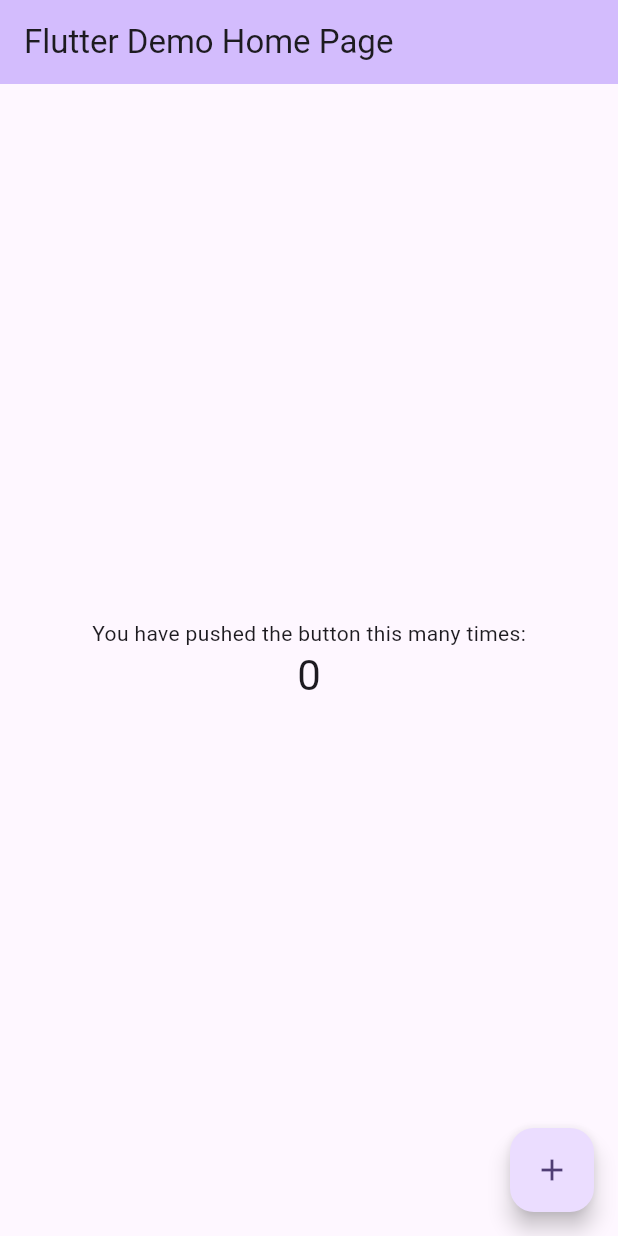
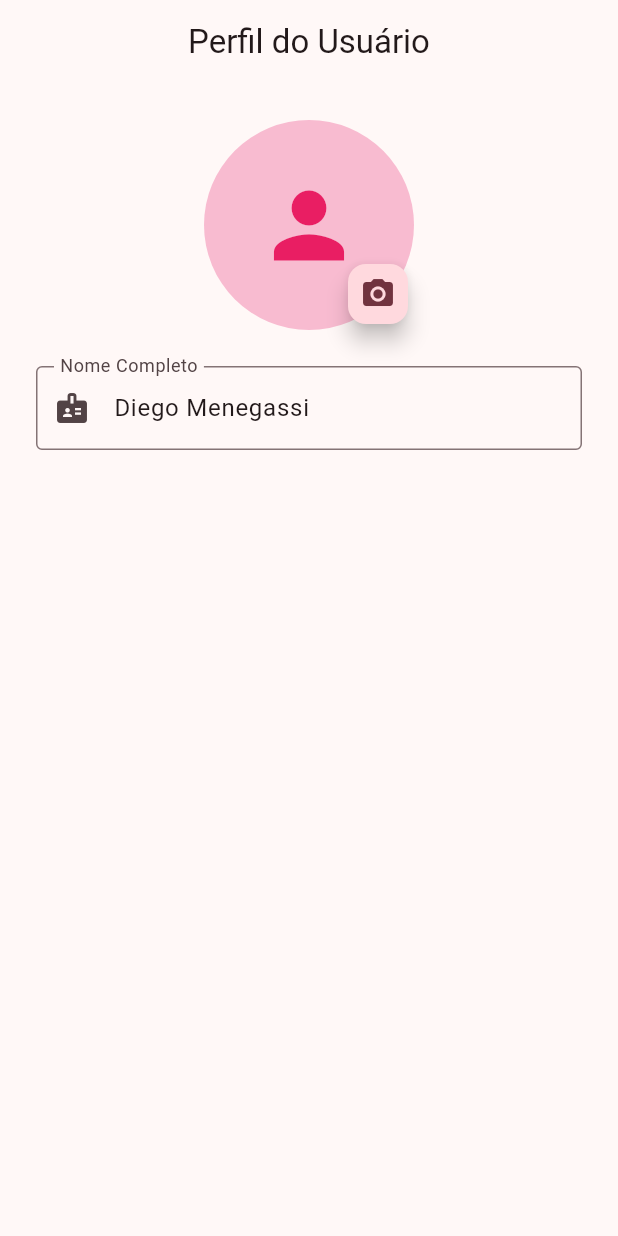
Before and after one commit to Vinicius-Santos234/exercicio_aula15_camera_galeria, a Flutter app: the screen it shows after launch, on a phone screen of 412 x 824 dp. Run offline on Flutter 3.47's test engine with Material 3 defaults, Android fonts, the phone set to English and light mode, and no system bars; our stand-ins replace image_picker.

Commit message:
feat: implementa captura de foto de perfil com image_picker

```diff
--- a/lib/main.dart
+++ b/lib/main.dart
@@ -1,122 +1,21 @@
 import 'package:flutter/material.dart';
 
-void main() {
-  runApp(const MyApp());
-}
+import 'screens/perfil_screen.dart';
 
-class MyApp extends StatelessWidget {
-  const MyApp({super.key});
+void main() => runApp(const MeuApp());
 
-  // This widget is the root of your application.
+class MeuApp extends StatelessWidget {
+  const MeuApp({super.key});
+
   @override
   Widget build(BuildContext context) {
     return MaterialApp(
-      title: 'Flutter Demo',
-      theme: ThemeData(
-        // This is the theme of your application.
-        //
-        // TRY THIS: Try running your application with "flutter run". You'll see
-        // the application has a purple toolbar. Then, without quitting the app,
-        // try changing the seedColor in the colorScheme below to Colors.green
-        // and then invoke "hot reload" (save your changes or press the "hot
-        // reload" button in a Flutter-supported IDE, or press "r" if you used
-        // the command line to start the app).
-        //
-        // Notice that the counter didn't reset back to zero; the application
-        // state is not lost during the reload. To reset the state, use hot
-        // restart instead.
-        //
-        // This works for code too, not just values: Most code changes can be
-        // tested with just a hot reload.
-        colorScheme: .fromSeed(seedColor: Colors.deepPurple),
-      ),
-      home: const MyHomePage(title: 'Flutter Demo Home Page'),
+      debugShowCheckedModeBanner: false,
+      title: 'Aula 15 - Câmera e Mídia',
+      // O roteiro usa Colors.rose, que não existe no Flutter (erro de
+      // compilação). Colors.pink é o tom rosa equivalente.
+      theme: ThemeData(useMaterial3: true, colorSchemeSeed: Colors.pink),
+      home: const PerfilScreen(),
     );
   }
 }
-
-class MyHomePage extends StatefulWidget {
-  const MyHomePage({super.key, required this.title});
-
-  // This widget is the home page of your application. It is stateful, meaning
-  // that it has a State object (defined below) that contains fields that affect
-  // how it looks.
-
-  // This class is the configuration for the state. It holds the values (in this
-  // case the title) provided by the parent (in this case the App widget) and
-  // used by the build method of the State. Fields in a Widget subclass are
-  // always marked "final".
-
-  final String title;
-
-  @override
-  State<MyHomePage> createState() => _MyHomePageState();
-}
-
-class _MyHomePageState extends State<MyHomePage> {
-  int _counter = 0;
-
-  void _incrementCounter() {
-    setState(() {
-      // This call to setState tells the Flutter framework that something has
-      // changed in this State, which causes it to rerun the build method below
-      // so that the display can reflect the updated values. If we changed
-      // _counter without calling setState(), then the build method would not be
-      // called again, and so nothing would appear to happen.
-      _counter++;
-    });
-  }
-
-  @override
-  Widget build(BuildContext context) {
-    // This method is rerun every time setState is called, for instance as done
-    // by the _incrementCounter method above.
-    //
-    // The Flutter framework has been optimized to make rerunning build methods
-    // fast, so that you can just rebuild anything that needs updating rather
-    // than having to individually change instances of widgets.
-    return Scaffold(
-      appBar: AppBar(
-        // TRY THIS: Try changing the color here to a specific color (to
-        // Colors.amber, perhaps?) and trigger a hot reload to see the AppBar
-        // change color while the other colors stay the same.
-        backgroundColor: Theme.of(context).colorScheme.inversePrimary,
-        // Here we take the value from the MyHomePage object that was created by
-        // the App.build method, and use it to set our appbar title.
-        title: Text(widget.title),
-      ),
-      body: Center(
-        // Center is a layout widget. It takes a single child and positions it
-        // in the middle of the parent.
-        child: Column(
-          // Column is also a layout widget. It takes a list of children and
-          // arranges them vertically. By default, it sizes itself to fit its
-          // children horizontally, and tries to be as tall as its parent.
-          //
-          // Column has various properties to control how it sizes itself and
-          // how it positions its children. Here we use mainAxisAlignment to
-          // center the children vertically; the main axis here is the vertical
-          // axis because Columns are vertical (the cross axis would be
-          // horizontal).
-          //
-          // TRY THIS: Invoke "debug painting" (choose the "Toggle Debug Paint"
-          // action in the IDE, or press "p" in the console), to see the
-          // wireframe for each widget.
-          mainAxisAlignment: .center,
-          children: [
-            const Text('You have pushed the button this many times:'),
-            Text(
-              '$_counter',
-              style: Theme.of(context).textTheme.headlineMedium,
-            ),
-          ],
-        ),
-      ),
-      floatingActionButton: FloatingActionButton(
-        onPressed: _incrementCounter,
-        tooltip: 'Increment',
-        child: const Icon(Icons.add),
-      ),
-    );
-  }
-}
--- /dev/null
+++ b/lib/screens/perfil_screen.dart
@@ -0,0 +1,104 @@
+import 'dart:io';
+
+import 'package:flutter/material.dart';
+
+import '../services/media_service.dart';
+
+class PerfilScreen extends StatefulWidget {
+  const PerfilScreen({super.key});
+
+  @override
+  State<PerfilScreen> createState() => _PerfilScreenState();
+}
+
+class _PerfilScreenState extends State<PerfilScreen> {
+  final _mediaService = MediaService();
+  File? _imagemPerfil;
+  final _nomeController = TextEditingController(text: 'Diego Menegassi');
+
+  Future<void> _capturarImagem(bool daCamera) async {
+    Navigator.pop(context);
+    final File? imagem = daCamera
+        ? await _mediaService.tirarFoto()
+        : await _mediaService.selecionarDaGaleria();
+
+    if (imagem != null) {
+      setState(() {
+        _imagemPerfil = imagem;
+      });
+    }
+  }
+
+  void _exibirOpcoesMidia() {
+    showModalBottomSheet(
+      context: context,
+      builder: (context) => Container(
+        padding: const EdgeInsets.all(16),
+        height: 160,
+        child: Column(
+          children: [
+            ListTile(
+              // O roteiro usa Colors.rose, que não existe no Flutter (erro de
+              // compilação). Colors.pink é o tom rosa equivalente.
+              leading: const Icon(Icons.camera_alt, color: Colors.pink),
+              title: const Text('Tirar Foto com a Câmera'),
+              onTap: () => _capturarImagem(true),
+            ),
+            ListTile(
+              leading: const Icon(Icons.photo_library, color: Colors.pink),
+              title: const Text('Escolher da Galeria'),
+              onTap: () => _capturarImagem(false),
+            ),
+          ],
+        ),
+      ),
+    );
+  }
+
+  @override
+  Widget build(BuildContext context) {
+    return Scaffold(
+      appBar: AppBar(title: const Text('Perfil do Usuário'), centerTitle: true),
+      body: SingleChildScrollView(
+        padding: const EdgeInsets.all(24.0),
+        child: Column(
+          children: [
+            Center(
+              child: Stack(
+                children: [
+                  CircleAvatar(
+                    radius: 70,
+                    backgroundColor: Colors.pink.shade100,
+                    backgroundImage: _imagemPerfil != null
+                        ? FileImage(_imagemPerfil!)
+                        : null,
+                    child: _imagemPerfil == null
+                        ? const Icon(Icons.person, size: 70, color: Colors.pink)
+                        : null,
+                  ),
+                  Positioned(
+                    bottom: 0,
+                    right: 0,
+                    child: FloatingActionButton.small(
+                      onPressed: _exibirOpcoesMidia,
+                      child: const Icon(Icons.camera_alt),
+                    ),
+                  ),
+                ],
+              ),
+            ),
+            const SizedBox(height: 24),
+            TextField(
+              controller: _nomeController,
+              decoration: const InputDecoration(
+                labelText: 'Nome Completo',
+                border: OutlineInputBorder(),
+                prefixIcon: Icon(Icons.badge),
+              ),
+            ),
+          ],
+        ),
+      ),
+    );
+  }
+}
```
Also changed, not shown: 1 other file.
